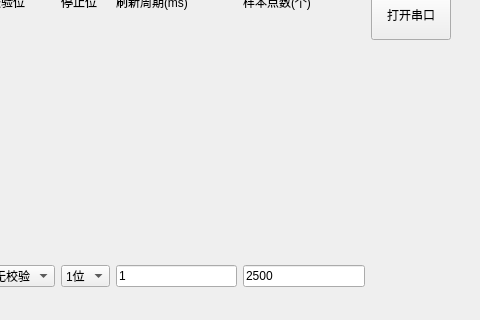
First picture: the form in WaveScope.ui, repository qiuzhiqian/WaveScope, before the edit; both pictures show x 233 to 713 and y 284 to 604 of the 816 by 604 pixel window.
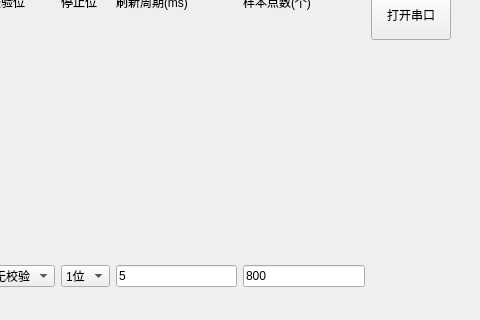
Second picture: the form after the edit.

The edit to the form file:
```diff
--- a/WaveScope.ui
+++ b/WaveScope.ui
@@ -47,7 +47,7 @@
       <item row="1" column="6">
        <widget class="QLineEdit" name="le_showcnt">
         <property name="text">
-         <string>2500</string>
+         <string>800</string>
         </property>
        </widget>
       </item>
@@ -215,7 +215,7 @@
       <item row="1" column="5">
        <widget class="QLineEdit" name="le_runFq">
         <property name="text">
-         <string>1</string>
+         <string>5</string>
         </property>
        </widget>
       </item>
```
